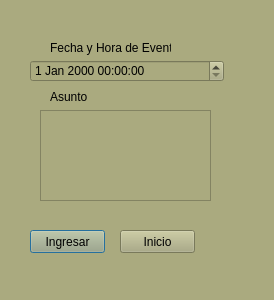
Qt form evento.ui (TellaCampos/proyecto-escuela) before a commit.
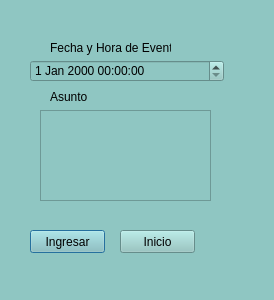
The same form after that commit.

Patch:
```diff
--- a/evento.ui
+++ b/evento.ui
@@ -14,7 +14,7 @@
    <string>Dialog</string>
   </property>
   <property name="styleSheet">
-   <string notr="true">background-color: rgb(170, 170, 127);</string>
+   <string notr="true">background-color: rgb(143, 198, 194);</string>
   </property>
   <widget class="QLabel" name="label">
    <property name="geometry">
```
